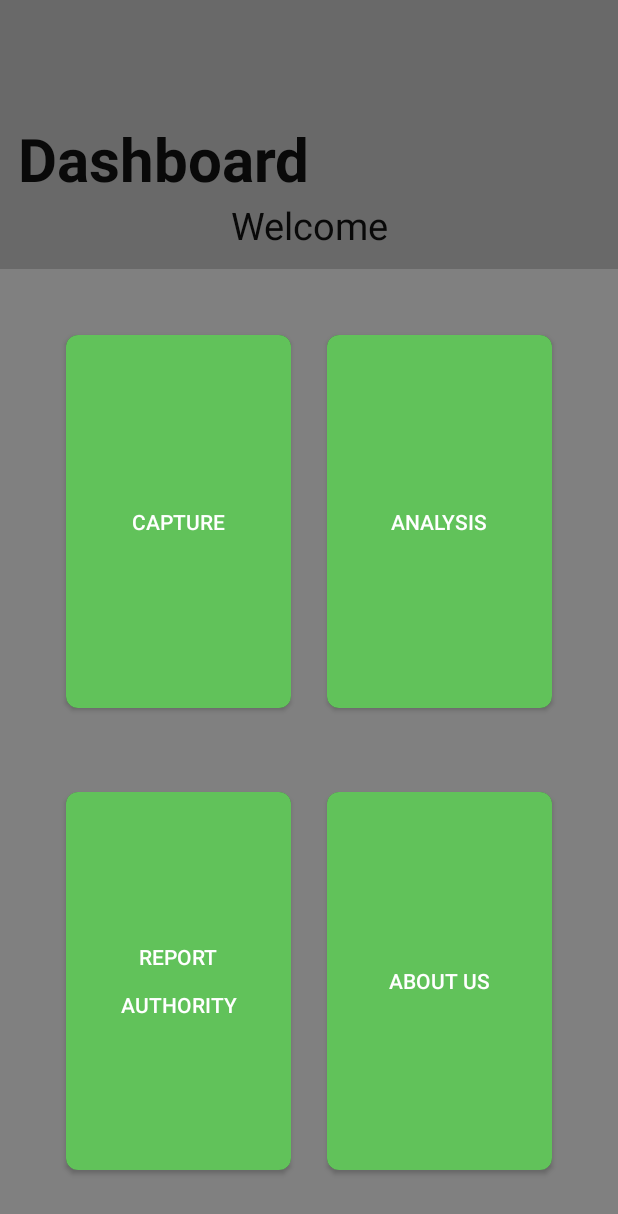
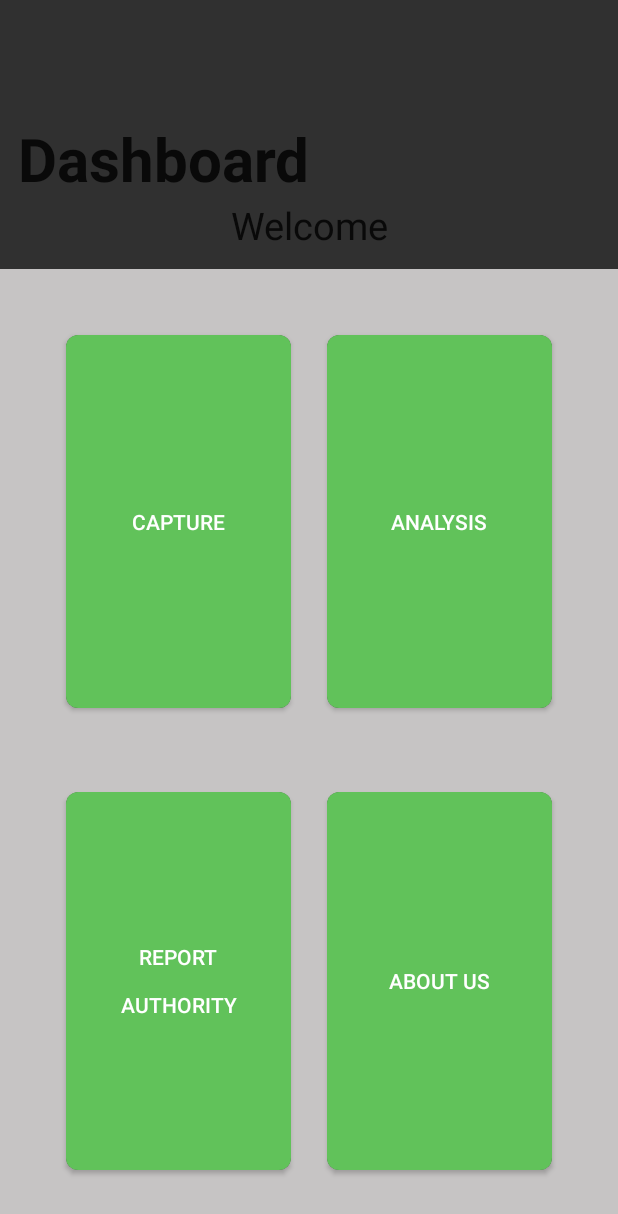
Before and after one commit to Tanmay704/Solid-Waste-Segregation, an Android app: the FrontPageActivity screen opened directly, with no data from a screen before it, on a phone screen of 412 x 824 dp. Shown: the top 1214 px of the screen. Run offline under Robolectric (Android 15) with nearby library versions, the phone set to English and light mode, and no system bars; libraries missing offline, so code that uses them is left out: org.pytorch.

Commit message:
frontend update

```diff
--- a/ObjectDetection/app/src/main/res/layout/activity_front_page.xml
+++ b/ObjectDetection/app/src/main/res/layout/activity_front_page.xml
@@ -6,34 +6,31 @@
     android:layout_height="match_parent"
     android:orientation="vertical"
     android:weightSum="7"
-    android:background="#808080"
     tools:context=".FrontPageActivity">
 
     <LinearLayout
 
         android:layout_width="match_parent"
         android:layout_height="wrap_content"
-        android:orientation="vertical"
         android:layout_weight="1"
         android:gravity="bottom"
-        android:background="#696969"
-        android:padding="12dp"
-        >
+        android:orientation="vertical"
+        android:padding="12dp">
+
         <TextView
             android:layout_width="match_parent"
             android:layout_height="wrap_content"
             android:text="Dashboard"
-            android:textStyle="bold"
             android:textColor="#090909"
             android:textSize="40sp"
-            />
+            android:textStyle="bold" />
 
         <TextView
             android:layout_width="match_parent"
             android:layout_height="wrap_content"
-            android:textColor="#090909"
             android:text="Welcome"
             android:textAlignment="center"
+            android:textColor="#090909"
             android:textSize="25sp" />
 
     </LinearLayout>
@@ -45,32 +42,32 @@
         android:layout_width="match_parent"
         android:layout_height="wrap_content"
         android:layout_weight="6"
+        android:background="#C6C4C4"
         android:orientation="vertical"
-        android:weightSum="2"
         android:padding="16dp"
-        >
+        android:weightSum="2">
+
         <LinearLayout
             android:layout_width="match_parent"
             android:layout_height="wrap_content"
             android:layout_weight="1"
-            android:weightSum="2"
             android:padding="16dp"
-            >
+            android:weightSum="2">
+
             <androidx.cardview.widget.CardView
                 android:layout_width="wrap_content"
                 android:layout_height="match_parent"
+                android:layout_margin="12dp"
                 android:layout_weight="1"
-                app:cardElevation="2dp"
+                android:background="#fff"
                 app:cardCornerRadius="8dp"
-                android:layout_margin="12dp"
-                android:background="#fff"
-                >
+                app:cardElevation="2dp">
+
                 <LinearLayout
                     android:layout_width="match_parent"
                     android:layout_height="match_parent"
-                    android:orientation="vertical"
                     android:gravity="center"
-                    >
+                    android:orientation="vertical">
 
                     <Button
                         android:id="@+id/button_location"
@@ -83,21 +80,22 @@
                 </LinearLayout>
 
             </androidx.cardview.widget.CardView>
+
             <androidx.cardview.widget.CardView
                 android:layout_width="wrap_content"
                 android:layout_height="match_parent"
+                android:layout_margin="12dp"
                 android:layout_weight="1"
-                app:cardElevation="2dp"
+                android:background="#fff"
                 app:cardCornerRadius="8dp"
-                android:layout_margin="12dp"
-                android:background="#fff"
-                >
+                app:cardElevation="2dp">
+
                 <LinearLayout
                     android:layout_width="match_parent"
                     android:layout_height="match_parent"
-                    android:orientation="vertical"
                     android:gravity="center"
-                    >
+                    android:orientation="vertical">
+
                     <Button
                         android:id="@+id/button_analysis"
                         android:layout_width="match_parent"
@@ -115,25 +113,24 @@
             android:layout_width="match_parent"
             android:layout_height="wrap_content"
             android:layout_weight="1"
-            android:weightSum="2"
             android:padding="16dp"
-            >
+            android:weightSum="2">
 
             <androidx.cardview.widget.CardView
                 android:layout_width="wrap_content"
                 android:layout_height="match_parent"
+                android:layout_margin="12dp"
                 android:layout_weight="1"
-                app:cardElevation="2dp"
+                android:background="#fff"
                 app:cardCornerRadius="8dp"
-                android:layout_margin="12dp"
-                android:background="#fff"
-                >
+                app:cardElevation="2dp">
+
                 <LinearLayout
                     android:layout_width="match_parent"
                     android:layout_height="match_parent"
-                    android:orientation="vertical"
                     android:gravity="center"
-                    >
+                    android:orientation="vertical">
+
                     <Button
                         android:id="@+id/button_contact"
                         android:layout_width="match_parent"
@@ -144,15 +141,16 @@
                 </LinearLayout>
 
             </androidx.cardview.widget.CardView>
+
             <androidx.cardview.widget.CardView
                 android:layout_width="wrap_content"
                 android:layout_height="match_parent"
+                android:layout_margin="12dp"
                 android:layout_weight="1"
-                app:cardElevation="2dp"
+                android:background="#fff"
                 app:cardCornerRadius="8dp"
-                android:layout_margin="12dp"
-                android:background="#fff"
-                >
+                app:cardElevation="2dp">
+
                 <Button
                     android:id="@+id/button_aboutUs"
                     android:layout_width="match_parent"
```
Also changed, not shown: ObjectDetection/app/src/main/java/org/pytorch/demo/objectdetection/MainActivity.java (+53 -4 lines), ObjectDetection/app/src/main/res/layout/activity_main.xml (+25 -3 lines), ObjectDetection/app/src/main/res/layout/analysis_activity.xml (+42 -31 lines). Lines whose indentation alone changed are shown as unchanged.
